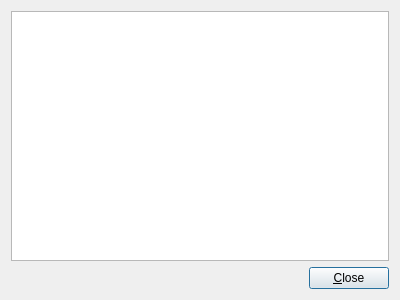
The window that source/consolewindow.ui (martin-kudlicka/crypto-miner) describes before a commit, drawn with Qt 5.
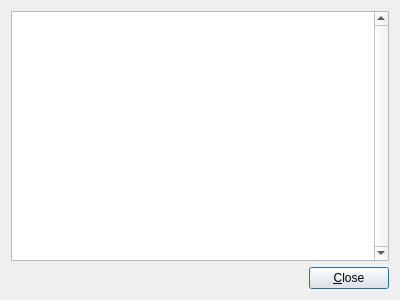
The same window after the commit.

Commit message: * always show vertical scrollbar

Diff of the .ui file:
```diff
--- a/source/consolewindow.ui
+++ b/source/consolewindow.ui
@@ -13,6 +13,9 @@
   <layout class="QVBoxLayout" name="verticalLayout">
    <item>
     <widget class="QPlainTextEdit" name="minerText">
+     <property name="verticalScrollBarPolicy">
+      <enum>Qt::ScrollBarAlwaysOn</enum>
+     </property>
      <property name="readOnly">
       <bool>true</bool>
      </property>
```
